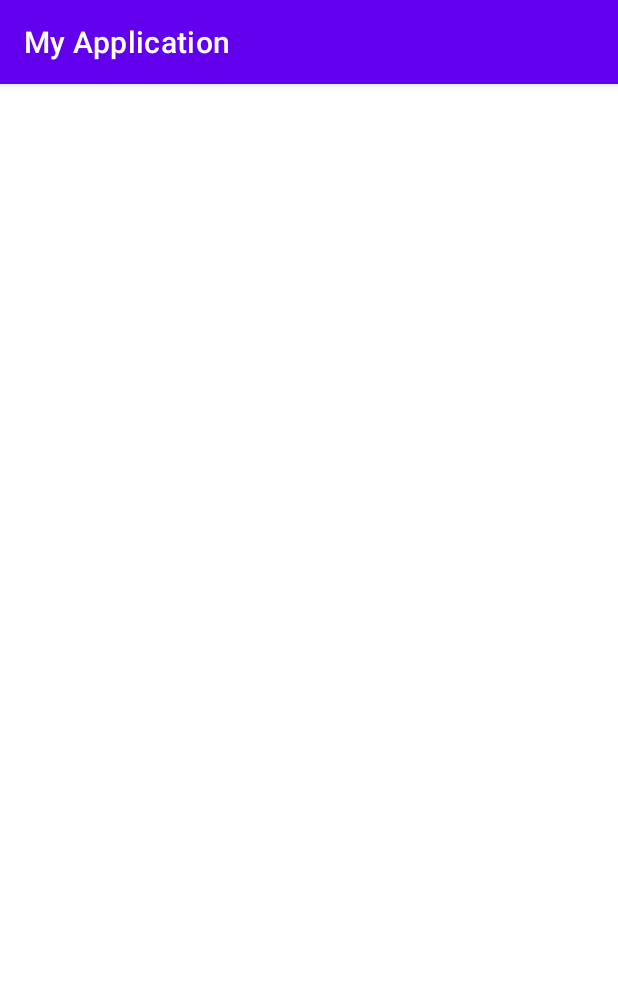
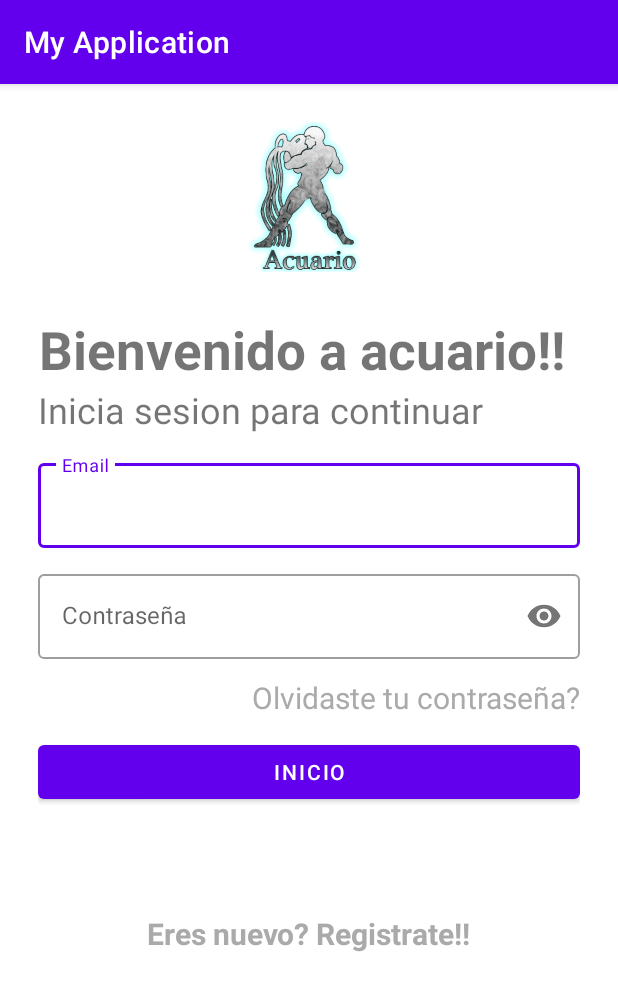
Before and after one commit to MarioAntonioOC/appAcuario, an Android app: the screen it shows after launch (LoginActivity), on a phone screen of 412 x 824 dp. Shown: the top 991 px of the screen. Run offline under Robolectric (Android 15) with nearby library versions, the phone set to English and light mode, and no system bars.

Commit message:
Se agrego la pantalla de login

```diff
--- a/app/build.gradle
+++ b/app/build.gradle
@@ -35,4 +35,6 @@ dependencies {
     testImplementation 'junit:junit:4.13.2'
     androidTestImplementation 'androidx.test.ext:junit:1.1.3'
     androidTestImplementation 'androidx.test.espresso:espresso-core:3.4.0'
+
+    implementation 'com.google.android.material:material:1.1.0'
 }
--- a/app/src/main/java/com/example/myapplication/MainActivity.java
+++ b/app/src/main/java/com/example/myapplication/MainActivity.java
@@ -25,13 +25,12 @@ public class MainActivity extends AppCompatActivity {
         ImageView logoImageView = findViewById(R.id.LogoImageView);
         logoImageView.setAnimation(animacion1);
 
-        new Handler().postDelayed(new Runnable() {
-            @Override
-            public void run() {
+        new Handler().postDelayed(()-> {
+
                 Intent intent = new Intent(MainActivity.this, LoginActivity.class);
                 startActivity(intent);
                 finish();
-            }
+
         }, 4000);
     }
 }
--- a/app/src/main/res/layout/activity_login.xml
+++ b/app/src/main/res/layout/activity_login.xml
@@ -1,9 +1,105 @@
 <?xml version="1.0" encoding="utf-8"?>
-<androidx.constraintlayout.widget.ConstraintLayout xmlns:android="http://schemas.android.com/apk/res/android"
+<LinearLayout xmlns:android="http://schemas.android.com/apk/res/android"
     xmlns:app="http://schemas.android.com/apk/res-auto"
     xmlns:tools="http://schemas.android.com/tools"
     android:layout_width="match_parent"
     android:layout_height="match_parent"
-    tools:context=".LoginActivity">
+    tools:context=".LoginActivity"
+    android:padding="25dp"
+    android:orientation="vertical"
+    android:background="@color/white"
+    >
+<ImageView
+    android:layout_width="100dp"
+    android:layout_height="100dp"
+    android:src="@drawable/logo"
+    android:transitionName="logoImageTrans"
+    android:layout_gravity="center"/>
+<TextView
+    android:id="@+id/bienvenidoLabel"
+    android:layout_width="wrap_content"
+    android:layout_height="wrap_content"
+    android:textAlignment="center"
+    android:text="Bienvenido a acuario!!"
+    android:layout_marginTop="28dp"
+    android:textSize="35sp"
+    android:textStyle="bold"
+    android:transitionName="textTrans"
+    />
 
-</androidx.constraintlayout.widget.ConstraintLayout>
+    <TextView
+        android:id="@+id/continuarLabel"
+        android:layout_width="wrap_content"
+        android:layout_height="wrap_content"
+        android:text="Inicia sesion para continuar"
+        android:textSize="24sp" />
+
+<LinearLayout
+        android:layout_width="match_parent"
+        android:layout_height="match_parent"
+        android:layout_marginTop="14dp"
+        android:layout_marginBottom="14dp"
+        android:orientation="vertical" >
+        <com.google.android.material.textfield.TextInputLayout
+            android:layout_width="match_parent"
+            android:layout_height="wrap_content"
+            android:layout_marginBottom="12dp"
+            android:id="@+id/usuarioTextField"
+            android:hint="Email"
+            style="@style/Widget.MaterialComponents.TextInputLayout.OutlinedBox">
+        <com.google.android.material.textfield.TextInputEditText
+            android:layout_width="match_parent"
+            android:layout_height="wrap_content"/>
+        </com.google.android.material.textfield.TextInputLayout>
+
+    <com.google.android.material.textfield.TextInputLayout
+        android:layout_width="match_parent"
+        android:layout_height="wrap_content"
+        android:layout_marginBottom="12dp"
+        android:id="@+id/contrasenaTextField"
+        android:hint="Contraseña"
+        app:passwordToggleEnabled="true"
+        style="@style/Widget.MaterialComponents.TextInputLayout.OutlinedBox">
+        <com.google.android.material.textfield.TextInputEditText
+            android:layout_width="match_parent"
+            android:layout_height="wrap_content"
+            android:inputType="textPassword" />
+    </com.google.android.material.textfield.TextInputLayout>
+
+    <TextView
+        android:id="@+id/olvidasteContra"
+        android:layout_width="250dp"
+        android:layout_height="wrap_content"
+        android:textAlignment="textEnd"
+        android:textSize="20dp"
+        android:textColor="@android:color/darker_gray"
+        android:layout_gravity="end"
+        android:clickable="true"
+        android:focusable="true"
+        android:text="Olvidaste tu contraseña?"/>
+
+    <com.google.android.material.button.MaterialButton
+        android:id="@+id/inicioSesion"
+        android:layout_width="match_parent"
+        android:layout_height="wrap_content"
+        android:text="INICIO"
+        android:layout_marginTop="12dp"
+        android:layout_marginBottom="70dp" />
+
+    <TextView
+        android:id="@+id/nuevoUsuario"
+        android:layout_width="250dp"
+        android:layout_height="wrap_content"
+        android:textAlignment="center"
+        android:textSize="20dp"
+        android:textColor="@android:color/darker_gray"
+        android:layout_gravity="center"
+        android:clickable="true"
+        android:focusable="true"
+        android:textStyle="bold"
+        android:text="Eres nuevo? Registrate!!"
+        />
+
+    </LinearLayout>
+
+</LinearLayout>
--- a/app/src/main/res/layout/activity_main.xml
+++ b/app/src/main/res/layout/activity_main.xml
@@ -5,7 +5,8 @@
     android:id="@+id/logo"
     android:layout_width="match_parent"
     android:layout_height="match_parent"
-    tools:context=".MainActivity">
+    tools:context=".MainActivity"
+    android:background="@color/black">
 
     <ImageView
         android:id="@+id/LogoImageView"
--- a/app/src/main/res/values/colors.xml
+++ b/app/src/main/res/values/colors.xml
@@ -7,4 +7,16 @@
     <color name="teal_700">#FF018786</color>
     <color name="black">#FF000000</color>
     <color name="white">#FFFFFFFF</color>
+    //
+    <color name="azul_1">#4fc3f7</color>
+    <color name="azul_2">#8bf6ff</color>
+    <color name="azul_3">#0093c4</color>
+
+    <color name="morado_1">#b39ddb</color>
+    <color name="morado_2">#835DAC</color>
+    <color name="morado_3">#836fa9</color>
+
+    <color name="amarillo_1">#fbc02d</color>
+    <color name="amarillo_2">#fff263</color>
+    <color name="amarillo_3">#c49000</color>
 </resources>
--- a/app/src/main/res/values/styles.xml
+++ b/app/src/main/res/values/styles.xml
@@ -1,7 +1,7 @@
 <?xml version="1.0" encoding="utf-8"?>
 <resources>
-    <style name="Apptheme" parent="Theme.AppCompat.Light.NoActionBar">
+    <style name="Apptheme" parent="Theme.MaterialComponents.Light.NoActionBar">
         <!-- Customize your theme here. -->
-
+            <item name="android:windowContentTransitions">true</item>
     </style>
 </resources>
```
